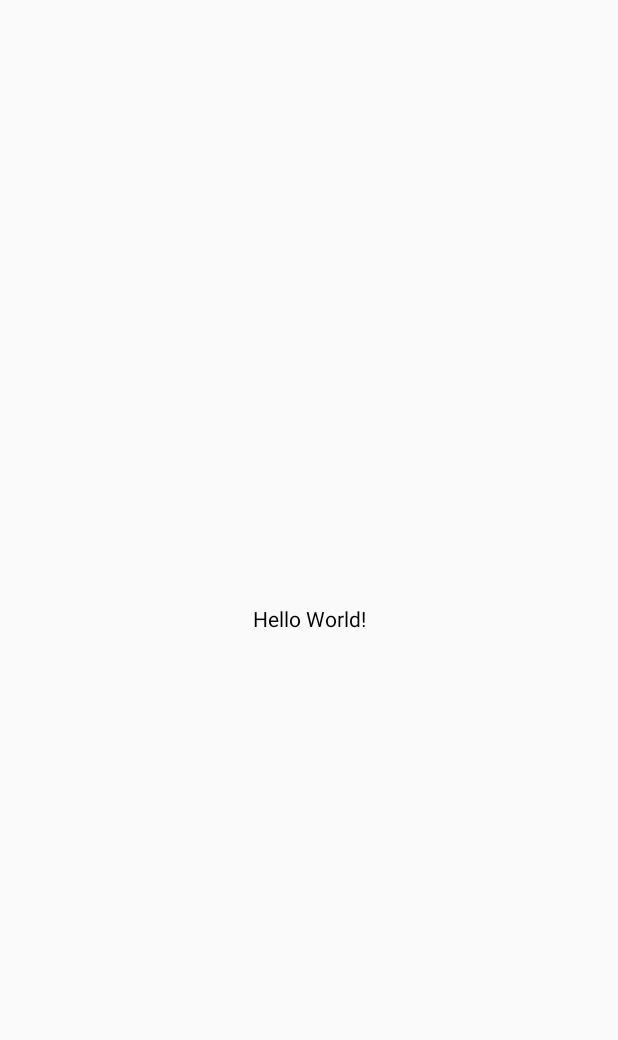
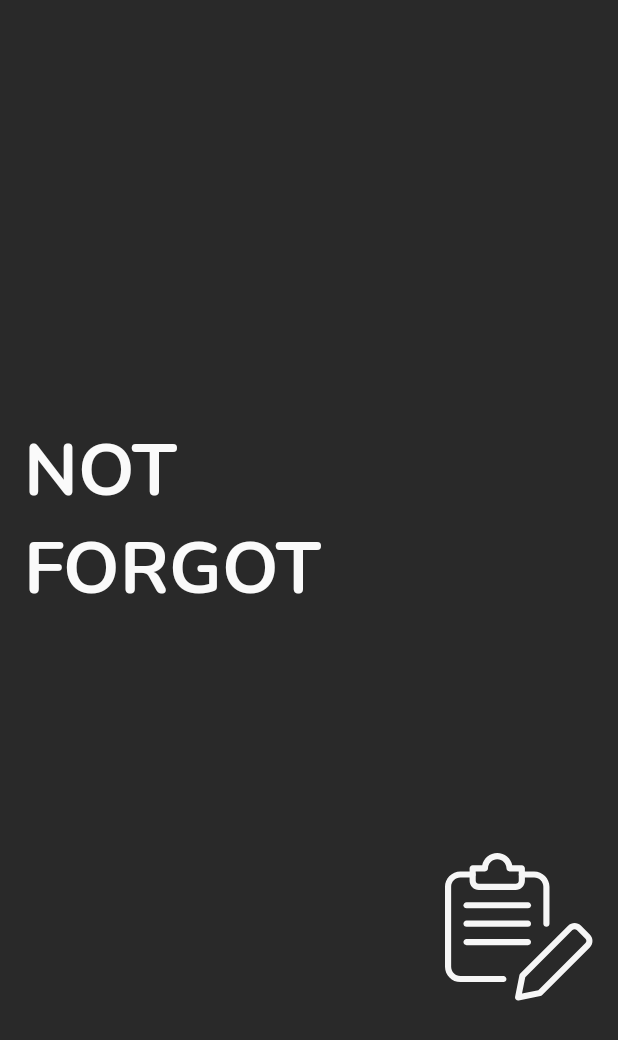
Before and after one commit to ShkiTTer/Not-Forgot, an Android app: the screen it shows after launch (MainActivity before the commit, StartupActivity after it), on a phone screen of 412 x 824 dp. Before the commit the part shown is almost empty. Shown: the top 1040 px of the screen. Run offline under Robolectric (Android 15) with nearby library versions, the phone set to English and light mode, and no system bars; our stand-ins replace Timber.

Commit message:
Add startup activity

```diff
--- a/app/src/main/AndroidManifest.xml
+++ b/app/src/main/AndroidManifest.xml
@@ -9,13 +9,15 @@
         android:roundIcon="@mipmap/ic_launcher_round"
         android:supportsRtl="true"
         android:theme="@style/Theme.NotForgot">
-        <activity android:name=".presentation.main.MainActivity">
+        <activity android:name=".presentation.startup.StartupActivity"
+            android:theme="@style/Theme.NotForgot.Startup">
             <intent-filter>
                 <action android:name="android.intent.action.MAIN" />
 
                 <category android:name="android.intent.category.LAUNCHER" />
             </intent-filter>
         </activity>
+        <activity android:name=".presentation.main.MainActivity" />
     </application>
 
 </manifest>
--- a/app/src/main/java/com/notforgot/app/app/App.kt
+++ b/app/src/main/java/com/notforgot/app/app/App.kt
@@ -1,6 +1,32 @@
 package com.notforgot.app.app
 
 import android.app.Application
+import com.notforgot.app.app.di.KoinModules
+import kotlinx.serialization.ExperimentalSerializationApi
+import org.koin.android.ext.koin.androidContext
+import org.koin.android.ext.koin.androidLogger
+import org.koin.core.context.startKoin
+import timber.log.Timber
 
 class App : Application() {
+    @ExperimentalSerializationApi
+    override fun onCreate() {
+        super.onCreate()
+
+        initKoin()
+        initLogging()
+    }
+
+    @ExperimentalSerializationApi
+    private fun initKoin() {
+        startKoin {
+            androidLogger()
+            androidContext(this@App)
+            modules(KoinModules.all)
+        }
+    }
+
+    private fun initLogging() {
+        Timber.plant(Timber.DebugTree())
+    }
 }
--- a/app/src/main/java/com/notforgot/app/presentation/main/MainActivity.kt
+++ b/app/src/main/java/com/notforgot/app/presentation/main/MainActivity.kt
@@ -1,10 +1,17 @@
 package com.notforgot.app.presentation.main
 
+import android.content.Context
+import android.content.Intent
+import android.os.Bundle
 import androidx.appcompat.app.AppCompatActivity
-import android.os.Bundle
 import com.notforgot.app.R
 
 class MainActivity : AppCompatActivity(R.layout.activity_main) {
+
+    companion object {
+        fun newIntent(context: Context) = Intent(context, MainActivity::class.java)
+    }
+
     override fun onCreate(savedInstanceState: Bundle?) {
         super.onCreate(savedInstanceState)
     }
--- /dev/null
+++ b/app/src/main/java/com/notforgot/app/presentation/startup/StartupActivity.kt
@@ -0,0 +1,11 @@
+package com.notforgot.app.presentation.startup
+
+import androidx.appcompat.app.AppCompatActivity
+import android.os.Bundle
+import com.notforgot.app.R
+
+class StartupActivity : AppCompatActivity(R.layout.activity_startup) {
+    override fun onCreate(savedInstanceState: Bundle?) {
+        super.onCreate(savedInstanceState)
+    }
+}
--- /dev/null
+++ b/app/src/main/java/com/notforgot/app/presentation/startup/StartupViewModel.kt
@@ -0,0 +1,6 @@
+package com.notforgot.app.presentation.startup
+
+import androidx.lifecycle.ViewModel
+
+class StartupViewModel: ViewModel() {
+}
--- /dev/null
+++ b/app/src/main/res/layout/activity_startup.xml
@@ -0,0 +1,40 @@
+<?xml version="1.0" encoding="utf-8"?>
+<androidx.constraintlayout.widget.ConstraintLayout xmlns:android="http://schemas.android.com/apk/res/android"
+    xmlns:app="http://schemas.android.com/apk/res-auto"
+    xmlns:tools="http://schemas.android.com/tools"
+    android:layout_width="match_parent"
+    android:layout_height="match_parent"
+    android:background="@color/accent"
+    tools:context=".presentation.startup.StartupActivity">
+
+    <androidx.constraintlayout.widget.Guideline
+        android:id="@+id/centerHorizontalGuideline"
+        android:layout_width="wrap_content"
+        android:layout_height="wrap_content"
+        android:orientation="horizontal"
+        app:layout_constraintGuide_percent="0.5" />
+
+    <com.google.android.material.textview.MaterialTextView
+        android:id="@+id/appNameText"
+        style="@style/Text.H1"
+        android:layout_width="wrap_content"
+        android:layout_height="wrap_content"
+        android:layout_marginStart="16dp"
+        android:text="@string/startup_app_name"
+        android:textAllCaps="true"
+        android:textColor="@color/base2"
+        app:layout_constraintBottom_toTopOf="@id/centerHorizontalGuideline"
+        app:layout_constraintStart_toStartOf="parent" />
+
+    <ImageView
+        android:id="@+id/logoImage"
+        android:layout_width="wrap_content"
+        android:layout_height="wrap_content"
+        android:layout_marginEnd="16dp"
+        android:src="@drawable/ic_logo"
+        app:layout_constraintBottom_toBottomOf="parent"
+        app:layout_constraintEnd_toEndOf="parent"
+        app:layout_constraintTop_toBottomOf="@id/centerHorizontalGuideline"
+        tools:ignore="ContentDescription" />
+
+</androidx.constraintlayout.widget.ConstraintLayout>
--- a/app/src/main/res/values/strings.xml
+++ b/app/src/main/res/values/strings.xml
@@ -1,3 +1,6 @@
 <resources>
     <string name="app_name">Not Forgot</string>
+
+    <!-- Startup -->
+    <string name="startup_app_name">Not\nForgot</string>
 </resources>
--- a/app/src/main/res/values/themes.xml
+++ b/app/src/main/res/values/themes.xml
@@ -17,7 +17,7 @@
         <item name="colorOnBackground">@color/base1</item>
         <item name="android:textColor">@color/base1</item>
         <item name="android:navigationBarColor">@color/base1</item>
-        <item name="android:windowLightStatusBar">true</item>
+        <item name="android:windowLightStatusBar">false</item>
         <item name="android:homeAsUpIndicator">@drawable/ic_back</item>
 
         <item name="android:toolbarStyle">@style/AppToolbar</item>
@@ -46,4 +46,8 @@
         <item name="android:textAppearance">@style/Text.Body2</item>
         <item name="android:textColor">@color/base2</item>
     </style>
+
+    <style name="Theme.NotForgot.Startup">
+        <item name="android:windowTranslucentStatus">true</item>
+    </style>
 </resources>
```
